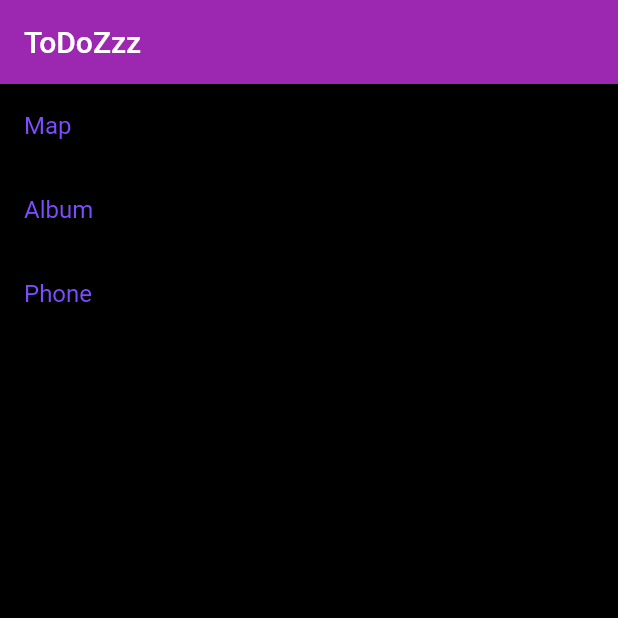
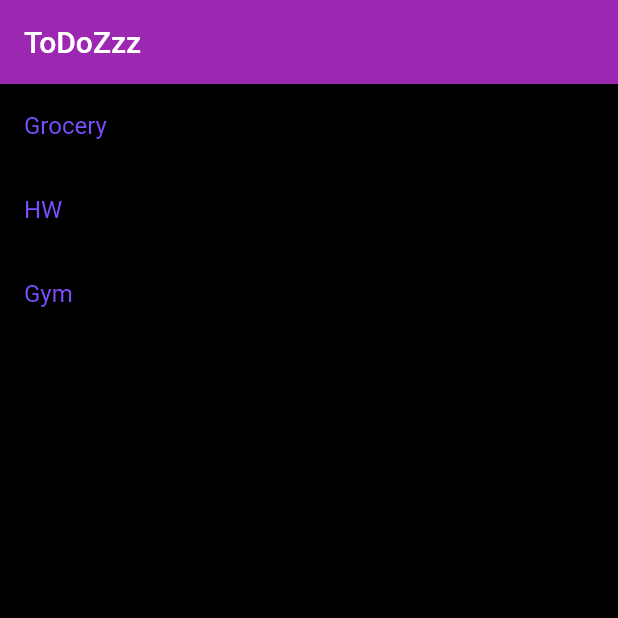
Before and after one commit to abhi-vachani/ToDoZzzz, a Flutter app: the screen it shows after launch, on a phone screen of 412 x 824 dp, the top half of it. Run offline on Flutter 3.47's test engine with Material 2 defaults, Android fonts, the phone set to English and light mode, and no system bars; missing offline and left inert: flutter_alarm_clock.

Commit message:
proper list

```diff
--- a/lib/screens/Home.dart
+++ b/lib/screens/Home.dart
@@ -11,15 +11,15 @@ class HomePage extends StatelessWidget {
         children: const <Widget>[
           ListTile(
             title:
-                Text('Map', style: TextStyle(color: Colors.deepPurpleAccent)),
+                Text('Grocery', style: TextStyle(color: Colors.deepPurpleAccent)),
           ),
           ListTile(
             title:
-                Text('Album', style: TextStyle(color: Colors.deepPurpleAccent)),
+                Text('HW', style: TextStyle(color: Colors.deepPurpleAccent)),
           ),
           ListTile(
             title:
-                Text('Phone', style: TextStyle(color: Colors.deepPurpleAccent)),
+                Text('Gym', style: TextStyle(color: Colors.deepPurpleAccent)),
           ),
         ],
       ),
```
